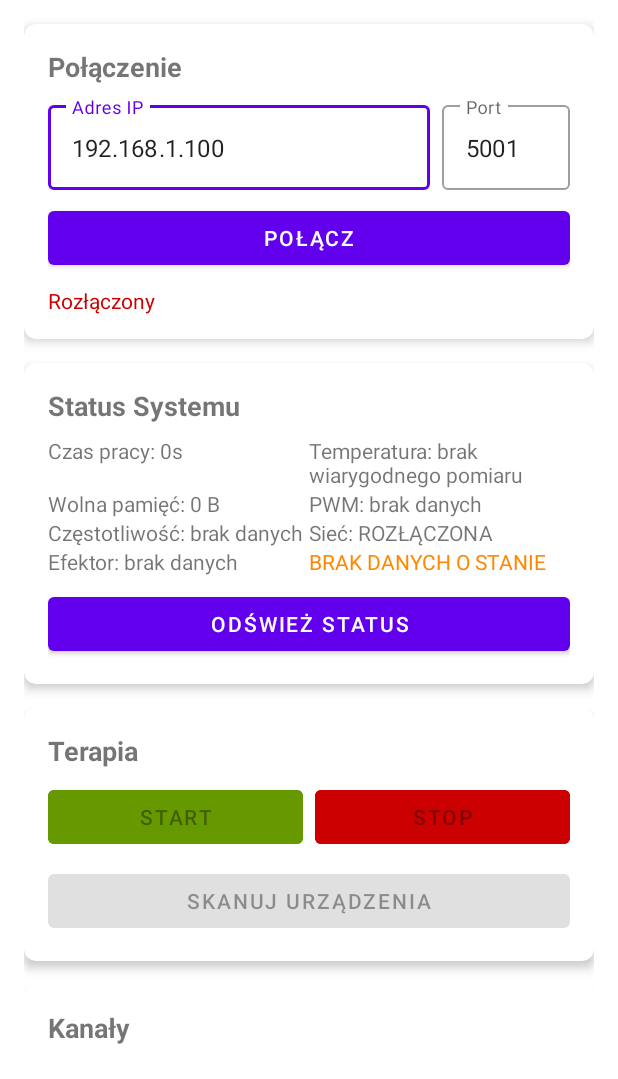
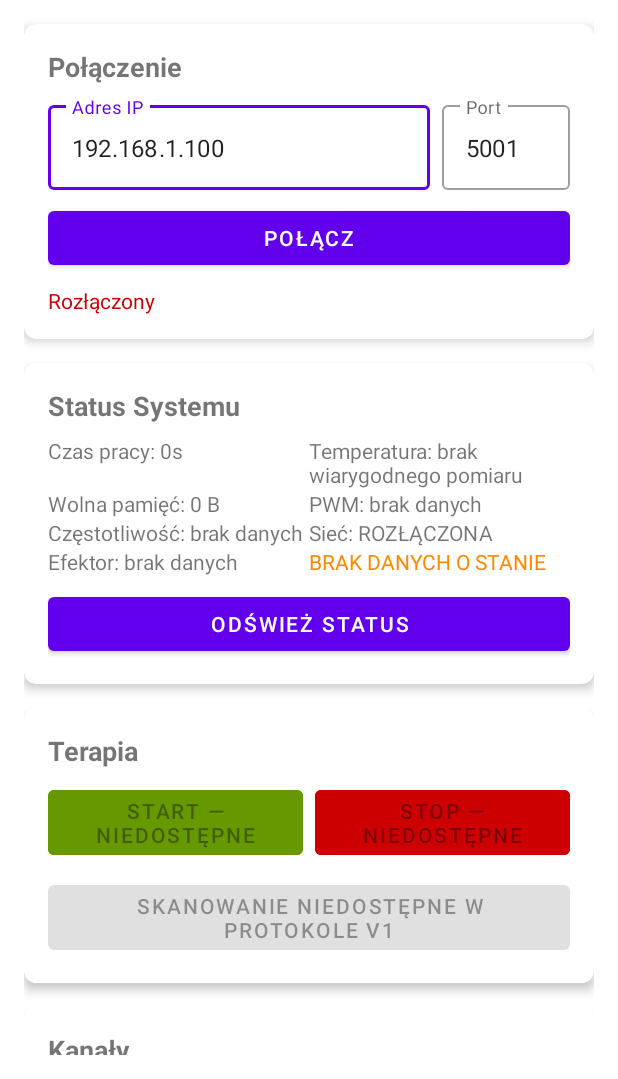
Before and after one commit to bartoszruta26-droid/Bioresonance, an Android app: the screen it shows after launch (MainActivity), on a phone screen of 412 x 824 dp, the part 157-1236 px from its top. Run offline under Robolectric (Android 15) with nearby library versions, the light colour scheme and no system bars.

Commit message:
fix(android): label diagnostic-only controls clearly

```diff
--- a/android_app/app/src/main/res/layout/activity_main.xml
+++ b/android_app/app/src/main/res/layout/activity_main.xml
@@ -221,7 +221,8 @@
                     android:layout_width="0dp"
                     android:layout_height="wrap_content"
                     android:layout_weight="1"
-                    android:text="START"
+                    android:text="START — niedostępne"
+                    android:enabled="false"
                     android:backgroundTint="@android:color/holo_green_dark"/>
 
                 <Button
@@ -230,7 +231,8 @@
                     android:layout_height="wrap_content"
                     android:layout_weight="1"
                     android:layout_marginStart="8dp"
-                    android:text="STOP"
+                    android:text="STOP — niedostępne"
+                    android:enabled="false"
                     android:backgroundTint="@android:color/holo_red_dark"/>
             </LinearLayout>
 
@@ -239,7 +241,8 @@
                 android:layout_width="match_parent"
                 android:layout_height="wrap_content"
                 android:layout_marginTop="8dp"
-                android:text="Skanuj Urządzenia"/>
+                android:text="Skanowanie niedostępne w protokole v1"
+                android:enabled="false"/>
         </LinearLayout>
     </com.google.android.material.card.MaterialCardView>
 
@@ -290,6 +293,7 @@
 
                 <com.google.android.material.switchmaterial.SwitchMaterial
                     android:id="@+id/switchChannel1"
+                    android:enabled="false"
                     android:layout_width="wrap_content"
                     android:layout_height="wrap_content"/>
             </LinearLayout>
```
